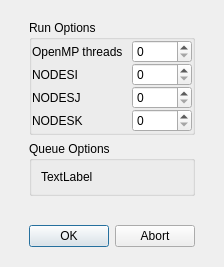
Above: gui/uifiles/run_popup.ui from truongd8593/mfix before the change. Below: the same form after it.
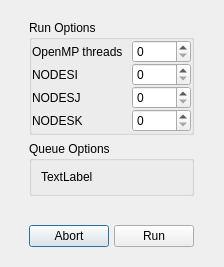
That is the form after the change.

Commit message: pushbuttons instead of buttonbox

Diff of the .ui file:
```diff
--- a/gui/uifiles/run_popup.ui
+++ b/gui/uifiles/run_popup.ui
@@ -36,19 +36,6 @@
         </property>
        </spacer>
       </item>
-      <item row="4" column="0">
-       <widget class="QDialogButtonBox" name="buttonbox">
-        <property name="orientation">
-         <enum>Qt::Horizontal</enum>
-        </property>
-        <property name="standardButtons">
-         <set>QDialogButtonBox::Abort|QDialogButtonBox::Ok</set>
-        </property>
-        <property name="centerButtons">
-         <bool>false</bool>
-        </property>
-       </widget>
-      </item>
       <item row="1" column="0">
        <widget class="QGroupBox" name="groupBox">
         <property name="title">
@@ -129,6 +116,47 @@
         </layout>
        </widget>
       </item>
+      <item row="4" column="0">
+       <widget class="QFrame" name="frame_2">
+        <property name="frameShape">
+         <enum>QFrame::NoFrame</enum>
+        </property>
+        <property name="frameShadow">
+         <enum>QFrame::Plain</enum>
+        </property>
+        <property name="lineWidth">
+         <number>0</number>
+        </property>
+        <layout class="QHBoxLayout" name="horizontalLayout">
+         <property name="spacing">
+          <number>5</number>
+         </property>
+         <property name="margin">
+          <number>0</number>
+         </property>
+         <item>
+          <widget class="QPushButton" name="pushbutton_abort">
+           <property name="toolTip">
+            <string>Abort job</string>
+           </property>
+           <property name="text">
+            <string extracomment="Abort job">Abort</string>
+           </property>
+          </widget>
+         </item>
+         <item>
+          <widget class="QPushButton" name="pushbutton_run">
+           <property name="toolTip">
+            <string>Apply changes and start job</string>
+           </property>
+           <property name="text">
+            <string>Run</string>
+           </property>
+          </widget>
+         </item>
+        </layout>
+       </widget>
+      </item>
      </layout>
     </widget>
    </item>
```
Left out of the diff: 35 changed lines with no effect on the pictures.
